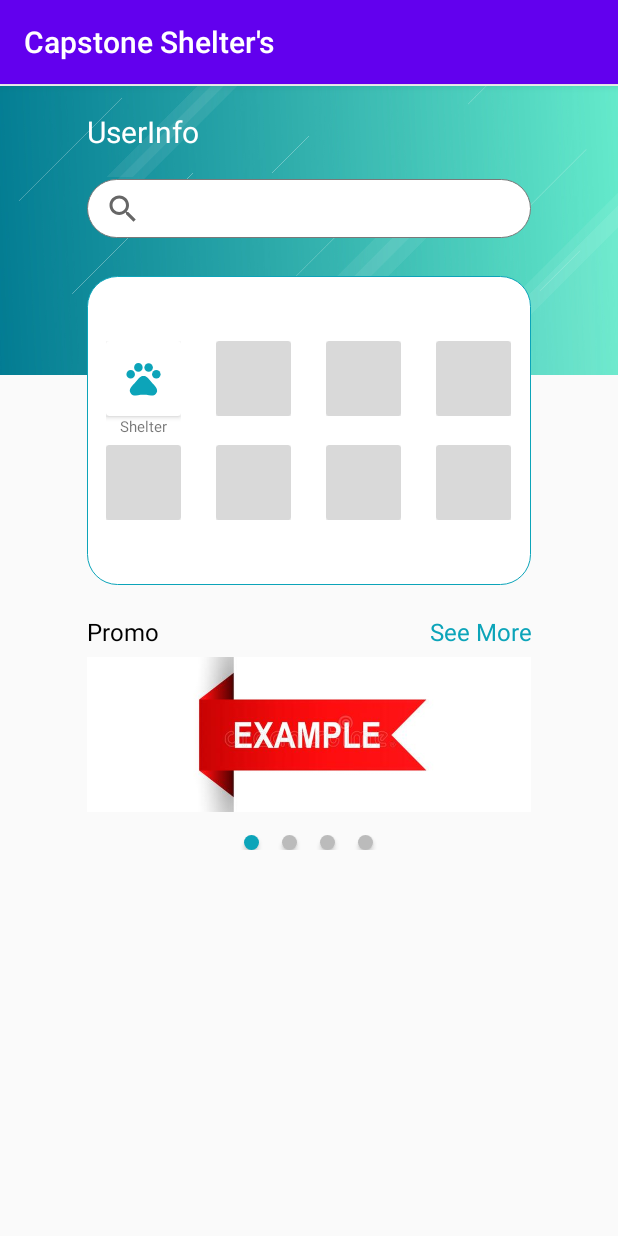
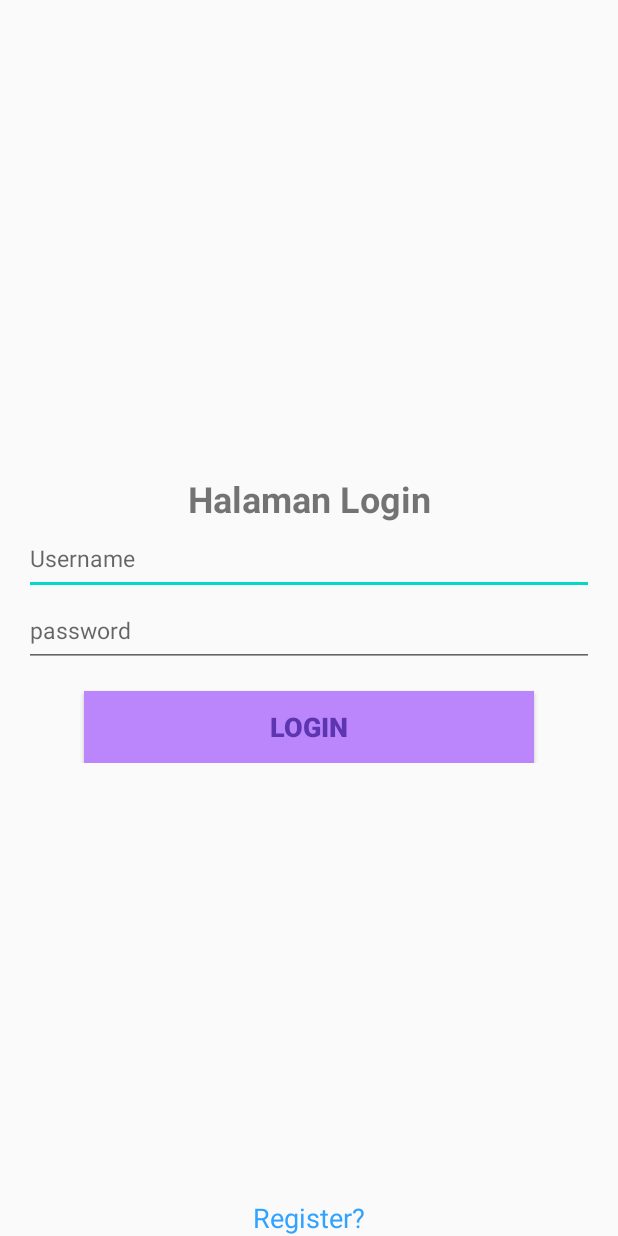
Before and after one commit to Ivanrasyid89/capstone_project_C23-PR486, an Android app: the screen it shows after launch (MainActivity before the commit, LoginActivity after it), on a phone screen of 412 x 824 dp. Run offline under Robolectric (Android 15) with nearby library versions, the phone set to English and light mode, and no system bars; our stand-ins replace Firebase (no records; nobody signed in at launch, a user with empty details on screens opened directly).

Commit message:
SignIn and SignUp Successfully

```diff
--- /dev/null
+++ b/Mobile Development/CapstoneSheltersMD/app/src/main/java/com/example/capstoneshelters/LoginActivity.kt
@@ -0,0 +1,55 @@
+package com.example.capstoneshelters
+
+import android.content.Intent
+import androidx.appcompat.app.AppCompatActivity
+import android.os.Bundle
+import android.provider.ContactsContract
+import android.view.View
+import android.widget.EditText
+import android.widget.Toast
+import com.example.capstoneshelters.databinding.ActivityLoginBinding
+import com.google.firebase.auth.FirebaseAuth
+import com.google.firebase.auth.FirebaseAuthException
+
+class LoginActivity : AppCompatActivity() {
+    private lateinit var binding: ActivityLoginBinding
+    private lateinit var fireBaseAuth: FirebaseAuth
+
+    override fun onCreate(savedInstanceState: Bundle?) {
+        super.onCreate(savedInstanceState)
+        binding = ActivityLoginBinding.inflate(layoutInflater)
+        setContentView(binding.root)
+
+        fireBaseAuth = FirebaseAuth.getInstance()
+        supportActionBar?.hide()
+
+        binding.tvMoveRgs.setOnClickListener{
+            val intent = Intent(this, RegisterActivity::class.java)
+            startActivity(intent)
+        }
+        binding.btnLogin.setOnClickListener{
+            val email = binding.edtUsernameLog.text.toString()
+            val password = binding.edtPasswordLog.text.toString()
+            if(email.isNotEmpty()&&password.isNotEmpty()){
+                fireBaseAuth.signInWithEmailAndPassword(email, password).addOnCompleteListener {
+                    if(it.isSuccessful){
+                        val intent = Intent(this, MainActivity::class.java)
+                        startActivity(intent)
+                    }else{
+                        Toast.makeText(this, it.exception.toString(), Toast.LENGTH_SHORT).show()
+                    }
+                }
+            } else{
+                Toast.makeText(this, "Empty Fields isn't Allowed", Toast.LENGTH_SHORT).show()
+            }
+        }
+    }
+
+    override fun onStart() {
+        super.onStart()
+        if(fireBaseAuth.currentUser!=null){
+            val intent = Intent(this, MainActivity::class.java)
+            startActivity(intent)
+        }
+    }
+}
--- a/Mobile Development/CapstoneSheltersMD/app/src/main/java/com/example/capstoneshelters/MainActivity.kt
+++ b/Mobile Development/CapstoneSheltersMD/app/src/main/java/com/example/capstoneshelters/MainActivity.kt
@@ -2,10 +2,14 @@ package com.example.capstoneshelters
 
 import android.os.Bundle
 import androidx.appcompat.app.AppCompatActivity
+import com.google.firebase.firestore.FirebaseFirestore
 
 class MainActivity : AppCompatActivity() {
+    private lateinit var firebase: FirebaseFirestore
     override fun onCreate(savedInstanceState: Bundle?) {
         super.onCreate(savedInstanceState)
         setContentView(R.layout.activity_main)
+
+        supportActionBar?.hide()
     }
 }
--- /dev/null
+++ b/Mobile Development/CapstoneSheltersMD/app/src/main/res/layout/activity_login.xml
@@ -0,0 +1,88 @@
+<?xml version="1.0" encoding="utf-8"?>
+<androidx.constraintlayout.widget.ConstraintLayout xmlns:android="http://schemas.android.com/apk/res/android"
+    xmlns:app="http://schemas.android.com/apk/res-auto"
+    xmlns:tools="http://schemas.android.com/tools"
+    android:layout_width="match_parent"
+    android:layout_height="match_parent"
+    tools:context=".LoginActivity">
+
+    <LinearLayout
+        android:layout_width="match_parent"
+        android:layout_height="wrap_content"
+        android:orientation="vertical"
+        android:padding="8dp"
+        app:layout_constraintBottom_toBottomOf="parent"
+        app:layout_constraintEnd_toEndOf="parent"
+        app:layout_constraintStart_toStartOf="parent"
+        app:layout_constraintTop_toTopOf="parent">
+
+        <TextView
+            android:id="@+id/tv_login"
+            android:layout_width="match_parent"
+            android:layout_height="wrap_content"
+            android:text="Halaman Login"
+            android:textAlignment="center"
+            android:textSize="24sp"
+            android:textStyle="bold"
+            app:layout_constraintBottom_toBottomOf="parent"
+            app:layout_constraintEnd_toEndOf="parent"
+            app:layout_constraintStart_toStartOf="parent"
+            app:layout_constraintTop_toTopOf="parent" />
+
+        <EditText
+            android:id="@+id/edt_username_log"
+            android:layout_width="match_parent"
+            android:layout_height="wrap_content"
+            android:layout_marginStart="8dp"
+            android:layout_marginEnd="8dp"
+            android:hint="Username"
+            android:minHeight="48dp"
+            android:textSize="15sp"
+            app:layout_constraintEnd_toEndOf="parent"
+            app:layout_constraintStart_toStartOf="parent"
+            app:layout_constraintTop_toBottomOf="@+id/tv_login" />
+
+        <EditText
+            android:id="@+id/edt_password_log"
+            android:layout_width="match_parent"
+            android:layout_height="wrap_content"
+            android:layout_marginStart="8dp"
+            android:layout_marginEnd="8dp"
+            android:hint="password"
+            android:minHeight="48dp"
+            android:textSize="15sp"
+            android:inputType="textPassword"
+            app:layout_constraintEnd_toEndOf="parent"
+            app:layout_constraintStart_toStartOf="parent"
+            app:layout_constraintTop_toBottomOf="@+id/edt_username" />
+
+        <Button
+            android:id="@+id/btn_login"
+            android:layout_width="300dp"
+            android:layout_height="wrap_content"
+            android:layout_gravity="center"
+            android:layout_marginTop="16dp"
+            android:background="@color/purple_200"
+            android:text="Login"
+            android:textColor="#5E35B1"
+            android:textSize="18sp"
+            android:textStyle="bold"
+            app:layout_constraintEnd_toEndOf="parent"
+            app:layout_constraintStart_toStartOf="parent"
+            app:layout_constraintTop_toBottomOf="@+id/edt_password" />
+    </LinearLayout>
+
+    <TextView
+        android:id="@+id/tv_move_rgs"
+        android:layout_width="match_parent"
+        app:layout_constraintHeight="wrap_content"
+        android:layout_height="15dp"
+        android:text="Register?"
+        android:textAlignment="center"
+        android:textSize="18sp"
+        android:textColor="#30A2FF"
+        app:layout_constraintBottom_toBottomOf="parent"
+        app:layout_constraintEnd_toEndOf="parent"
+        app:layout_constraintStart_toStartOf="parent" />
+
+</androidx.constraintlayout.widget.ConstraintLayout>
--- a/Mobile Development/CapstoneSheltersMD/build.gradle
+++ b/Mobile Development/CapstoneSheltersMD/build.gradle
@@ -1,4 +1,10 @@
 // Top-level build file where you can add configuration options common to all sub-projects/modules.
+buildscript {
+    dependencies {
+        classpath 'com.google.gms:google-services:4.3.15'
+    }
+}
+
 plugins {
     id 'com.android.application' version '7.2.2' apply false
     id 'com.android.library' version '7.2.2' apply false
```
Also changed, not shown: Mobile Development/CapstoneSheltersMD/app/build.gradle (+12 -1 lines), Mobile Development/CapstoneSheltersMD/app/src/main/AndroidManifest.xml (+13 -0 lines), Mobile Development/CapstoneSheltersMD/app/src/main/java/com/example/capstoneshelters/RegisterActivity.kt (added, +45 -0 lines), Mobile Development/CapstoneSheltersMD/app/src/main/res/layout/activity_register.xml (added, +101 -0 lines), 1 other file.
